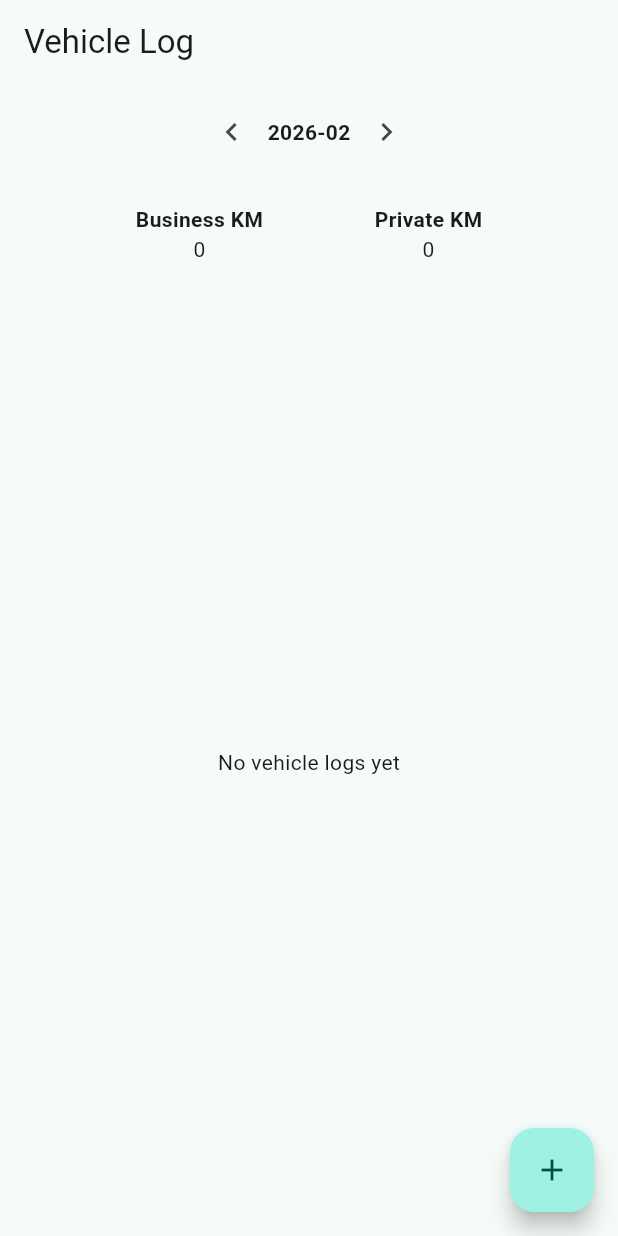
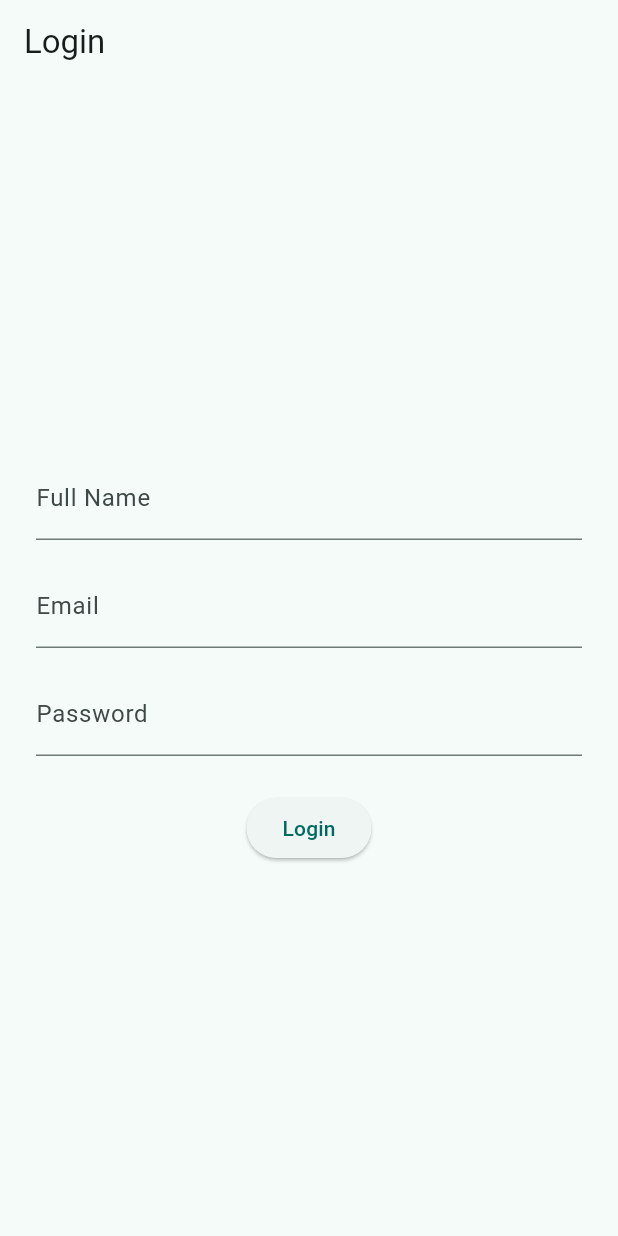
Before and after one commit to Bruce-HA/amity_dogs_app, a Flutter app: the screen it shows after launch, on a phone screen of 412 x 824 dp. Run offline on Flutter 3.47's test engine with Material 3 defaults, Android fonts, the phone set to English and light mode, and no system bars; our stand-ins replace flutter_dotenv, google_fonts, open_filex, pdf, printing, supabase_flutter; accounts and stored records are empty.

Commit message:
Vehicle log stable build - auth fixed, driver name working, PDF export working and auto-open

```diff
--- /dev/null
+++ b/lib/login_page.dart
@@ -0,0 +1,90 @@
+import 'package:flutter/material.dart';
+import 'package:supabase_flutter/supabase_flutter.dart';
+import 'pages/vehicle_log_page.dart';
+
+class LoginPage extends StatefulWidget {
+  const LoginPage({super.key});
+
+  @override
+  State<LoginPage> createState() => _LoginPageState();
+}
+
+class _LoginPageState extends State<LoginPage> {
+  final _emailController = TextEditingController();
+  final _passwordController = TextEditingController();
+  final _nameController = TextEditingController();
+  bool _loading = false;
+
+  Future<void> _login() async {
+    setState(() => _loading = true);
+
+    try {
+      await Supabase.instance.client.auth.signInWithPassword(
+        email: _emailController.text.trim(),
+        password: _passwordController.text.trim(),
+      );
+
+      final user = Supabase.instance.client.auth.currentUser;
+      final fullName = user?.userMetadata?['full_name'];
+
+      if (user != null &&
+          (fullName == null || fullName.toString().trim().isEmpty)) {
+        await Supabase.instance.client.auth.updateUser(
+          UserAttributes(data: {'full_name': _nameController.text.trim()}),
+        );
+      }
+
+      if (mounted) {
+        Navigator.pushReplacement(
+          context,
+          MaterialPageRoute(builder: (_) => VehicleLogPage()),
+        );
+      }
+    } catch (e) {
+      ScaffoldMessenger.of(
+        context,
+      ).showSnackBar(SnackBar(content: Text(e.toString())));
+    } finally {
+      if (mounted) {
+        setState(() => _loading = false);
+      }
+    }
+  }
+
+  @override
+  Widget build(BuildContext context) {
+    return Scaffold(
+      appBar: AppBar(title: const Text('Login')),
+      body: Padding(
+        padding: const EdgeInsets.all(24),
+        child: Column(
+          mainAxisAlignment: MainAxisAlignment.center,
+          children: [
+            TextField(
+              controller: _nameController,
+              decoration: const InputDecoration(labelText: 'Full Name'),
+            ),
+            const SizedBox(height: 16),
+            TextField(
+              controller: _emailController,
+              decoration: const InputDecoration(labelText: 'Email'),
+            ),
+            const SizedBox(height: 16),
+            TextField(
+              controller: _passwordController,
+              obscureText: true,
+              decoration: const InputDecoration(labelText: 'Password'),
+            ),
+            const SizedBox(height: 24),
+            ElevatedButton(
+              onPressed: _loading ? null : _login,
+              child: _loading
+                  ? const CircularProgressIndicator()
+                  : const Text('Login'),
+            ),
+          ],
+        ),
+      ),
+    );
+  }
+}
--- a/lib/main.dart
+++ b/lib/main.dart
@@ -3,6 +3,7 @@ import 'package:flutter/material.dart';
 import 'package:supabase_flutter/supabase_flutter.dart';
 import 'home_page.dart';
 import 'pages/vehicle_log_page.dart';
+import 'login_page.dart';
 
 Future<void> main() async {
   WidgetsFlutterBinding.ensureInitialized();
@@ -25,7 +26,9 @@ class AmityDogsApp extends StatelessWidget {
     return MaterialApp(
       title: 'Amity Dogs',
       theme: ThemeData(useMaterial3: true, colorSchemeSeed: Colors.teal),
-      home: const VehicleLogPage(),
+      home: Supabase.instance.client.auth.currentUser == null
+          ? const LoginPage()
+          : const VehicleLogPage(),
     );
   }
 }
```
Also changed, not shown: lib/pages/vehicle_log_page.dart (+251 -68 lines), pubspec.yaml (+9 -2 lines), assets/fonts/Roboto-Italic-VariableFont_wdth,wght.ttf (added), assets/fonts/Roboto-Regular.ttf (added), pubspec.lock, 6 other files.
